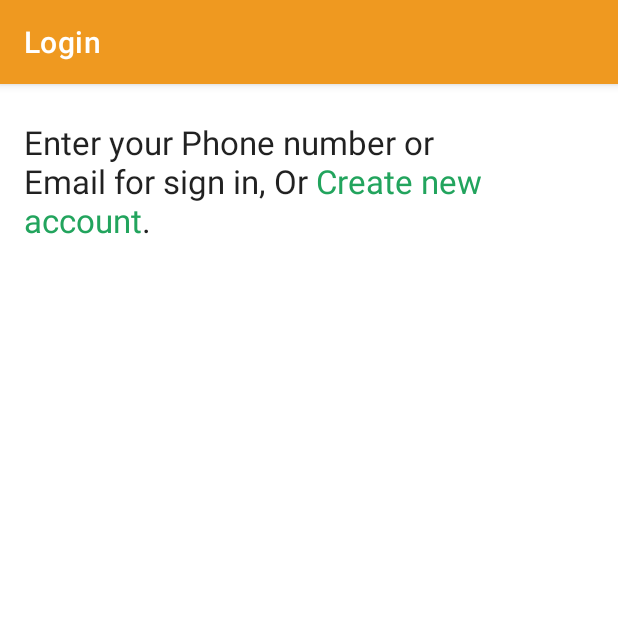
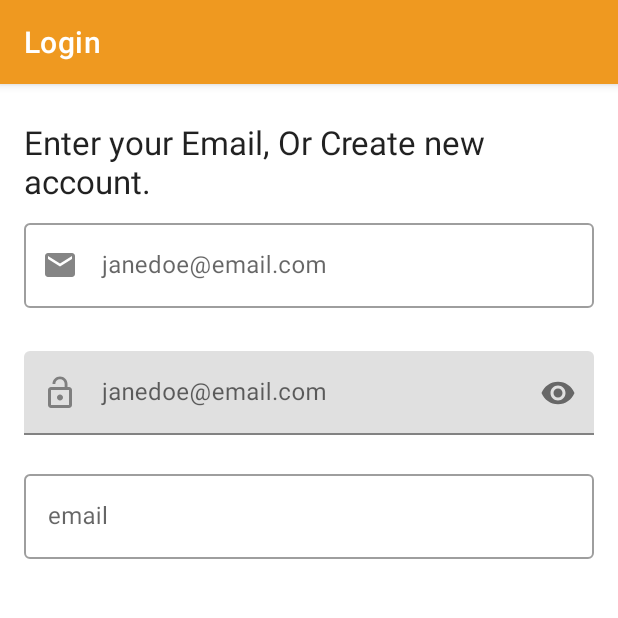
Before and after one commit to ma-za-kpe/FoodAway, an Android app: the StartActivity screen opened directly, with no data from a screen before it, after a tap on "login", on a phone screen of 412 x 824 dp, the top half of it. Run offline under Robolectric (Android 15) with nearby library versions, the phone set to English and light mode, and no system bars; our stand-ins replace navigation-ui; 1 statement that could not run was skipped.

Commit message:
update login page'

```diff
--- a/app/src/main/java/com/kpe/foodaway/ui/fragment/LoginFragment.kt
+++ b/app/src/main/java/com/kpe/foodaway/ui/fragment/LoginFragment.kt
@@ -8,19 +8,11 @@ import androidx.fragment.app.Fragment
 import android.view.LayoutInflater
 import android.view.View
 import android.view.ViewGroup
+import androidx.navigation.fragment.findNavController
 import com.kpe.foodaway.R
 import kotlinx.android.synthetic.main.fragment_login.*
+import kotlinx.android.synthetic.main.main_fragment.*
 
-// TODO: Rename parameter arguments, choose names that match
-// the fragment initialization parameters, e.g. ARG_ITEM_NUMBER
-private const val ARG_PARAM1 = "param1"
-private const val ARG_PARAM2 = "param2"
-
-/**
- * A simple [Fragment] subclass.
- * Use the [LoginFragment.newInstance] factory method to
- * create an instance of this fragment.
- */
 class LoginFragment : Fragment() {
 
 
@@ -46,6 +38,11 @@ class LoginFragment : Fragment() {
             Spannable.SPAN_EXCLUSIVE_EXCLUSIVE
         )
         login_texts.text = spannableO
+
+        //go to signup
+        login_texts.setOnClickListener {
+            findNavController().navigate(R.id.action_loginFragment_to_signUpFragment)
+        }
     }
     companion object {
         /**
@@ -61,8 +58,7 @@ class LoginFragment : Fragment() {
         fun newInstance(param1: String, param2: String) =
             LoginFragment().apply {
                 arguments = Bundle().apply {
-                    putString(ARG_PARAM1, param1)
-                    putString(ARG_PARAM2, param2)
+
                 }
             }
     }
--- a/app/src/main/java/com/kpe/foodaway/ui/fragment/SignUpFragment.kt
+++ b/app/src/main/java/com/kpe/foodaway/ui/fragment/SignUpFragment.kt
@@ -5,30 +5,12 @@ import androidx.fragment.app.Fragment
 import android.view.LayoutInflater
 import android.view.View
 import android.view.ViewGroup
+import androidx.navigation.fragment.findNavController
 import com.kpe.foodaway.R
+import kotlinx.android.synthetic.main.main_fragment.*
 
-// TODO: Rename parameter arguments, choose names that match
-// the fragment initialization parameters, e.g. ARG_ITEM_NUMBER
-private const val ARG_PARAM1 = "param1"
-private const val ARG_PARAM2 = "param2"
 
-/**
- * A simple [Fragment] subclass.
- * Use the [SignUpFragment.newInstance] factory method to
- * create an instance of this fragment.
- */
 class SignUpFragment : Fragment() {
-    // TODO: Rename and change types of parameters
-    private var param1: String? = null
-    private var param2: String? = null
-
-    override fun onCreate(savedInstanceState: Bundle?) {
-        super.onCreate(savedInstanceState)
-        arguments?.let {
-            param1 = it.getString(ARG_PARAM1)
-            param2 = it.getString(ARG_PARAM2)
-        }
-    }
 
     override fun onCreateView(
         inflater: LayoutInflater, container: ViewGroup?,
@@ -36,6 +18,14 @@ class SignUpFragment : Fragment() {
     ): View? {
         // Inflate the layout for this fragment
         return inflater.inflate(R.layout.fragment_sign_up, container, false)
+    }
+
+    override fun onActivityCreated(savedInstanceState: Bundle?) {
+        super.onActivityCreated(savedInstanceState)
+
+//        login.setOnClickListener {
+//            findNavController().navigate(R.id.action_startFragment_to_loginFragment)
+//        }
     }
 
     companion object {
@@ -52,8 +42,7 @@ class SignUpFragment : Fragment() {
         fun newInstance(param1: String, param2: String) =
             SignUpFragment().apply {
                 arguments = Bundle().apply {
-                    putString(ARG_PARAM1, param1)
-                    putString(ARG_PARAM2, param2)
+
                 }
             }
     }
--- a/app/src/main/java/com/kpe/foodaway/ui/fragment/StartFragment.kt
+++ b/app/src/main/java/com/kpe/foodaway/ui/fragment/StartFragment.kt
@@ -33,7 +33,7 @@ class StartFragment : Fragment() {
     override fun onActivityCreated(savedInstanceState: Bundle?) {
         super.onActivityCreated(savedInstanceState)
         viewModel = ViewModelProvider(this).get(MainViewModel::class.java)
-        // TODO: Use the ViewModel
+        // TODO: Use the Vie wModel
 
         login.setOnClickListener {
             findNavController().navigate(R.id.action_startFragment_to_loginFragment)
--- /dev/null
+++ b/app/src/main/res/drawable-anydpi/ic_email.xml
@@ -0,0 +1,11 @@
+<vector xmlns:android="http://schemas.android.com/apk/res/android"
+    android:width="24dp"
+    android:height="24dp"
+    android:viewportWidth="24"
+    android:viewportHeight="24"
+    android:tint="#22A45D"
+    android:alpha="0.8">
+  <path
+      android:fillColor="@android:color/white"
+      android:pathData="M20,4L4,4c-1.1,0 -1.99,0.9 -1.99,2L2,18c0,1.1 0.9,2 2,2h16c1.1,0 2,-0.9 2,-2L22,6c0,-1.1 -0.9,-2 -2,-2zM20,8l-8,5 -8,-5L4,6l8,5 8,-5v2z"/>
+</vector>
--- /dev/null
+++ b/app/src/main/res/drawable-anydpi/ic_password.xml
@@ -0,0 +1,11 @@
+<vector xmlns:android="http://schemas.android.com/apk/res/android"
+    android:width="24dp"
+    android:height="24dp"
+    android:viewportWidth="24"
+    android:viewportHeight="24"
+    android:tint="#22A45D"
+    android:alpha="0.8">
+  <path
+      android:fillColor="@android:color/white"
+      android:pathData="M12,17c1.1,0 2,-0.9 2,-2s-0.9,-2 -2,-2 -2,0.9 -2,2 0.9,2 2,2zM18,8h-1L17,6c0,-2.76 -2.24,-5 -5,-5S7,3.24 7,6h1.9c0,-1.71 1.39,-3.1 3.1,-3.1 1.71,0 3.1,1.39 3.1,3.1v2L6,8c-1.1,0 -2,0.9 -2,2v10c0,1.1 0.9,2 2,2h12c1.1,0 2,-0.9 2,-2L20,10c0,-1.1 -0.9,-2 -2,-2zM18,20L6,20L6,10h12v10z"/>
+</vector>
--- a/app/src/main/res/layout/fragment_login.xml
+++ b/app/src/main/res/layout/fragment_login.xml
@@ -46,4 +46,62 @@
         app:layout_constraintStart_toStartOf="@+id/guideline5"
         app:layout_constraintTop_toTopOf="@+id/guideline7"
         tools:text="Enter your Phone number or Email for sign in, Or " />
+
+    <com.google.android.material.textfield.TextInputLayout
+        style="@style/Widget.MaterialComponents.TextInputLayout.OutlinedBox"
+        android:id="@+id/email_address"
+        android:layout_width="0dp"
+        android:layout_height="wrap_content"
+        android:layout_marginTop="8dp"
+        android:hint="@string/janedoe_email_com"
+        app:layout_constraintEnd_toStartOf="@+id/guideline6"
+        app:layout_constraintStart_toStartOf="@+id/guideline5"
+        app:layout_constraintTop_toBottomOf="@+id/login_texts"
+        app:endIconMode="clear_text"
+        app:errorEnabled="true"
+        app:startIconDrawable="@drawable/ic_email">
+
+        <com.google.android.material.textfield.TextInputEditText
+            android:layout_width="match_parent"
+            android:layout_height="wrap_content"
+            android:inputType="textEmailAddress" />
+
+    </com.google.android.material.textfield.TextInputLayout>
+
+    <com.google.android.material.textfield.TextInputLayout
+        android:id="@+id/password_toggle"
+        android:layout_width="0dp"
+        android:layout_height="wrap_content"
+        android:layout_marginTop="8dp"
+        app:errorEnabled="true"
+        android:hint="@string/janedoe_email_com"
+        app:endIconMode="password_toggle"
+        app:layout_constraintEnd_toStartOf="@+id/guideline6"
+        app:layout_constraintStart_toStartOf="@+id/guideline5"
+        app:layout_constraintTop_toBottomOf="@+id/email_address"
+        app:startIconDrawable="@drawable/ic_password">
+
+        <com.google.android.material.textfield.TextInputEditText
+            android:layout_width="match_parent"
+            android:layout_height="wrap_content"
+            android:inputType="textPassword" />
+
+    </com.google.android.material.textfield.TextInputLayout>
+
+    <com.google.android.material.textfield.TextInputLayout
+        android:id="@+id/outlinedTextField"
+        style="@style/Widget.MaterialComponents.TextInputLayout.OutlinedBox"
+        android:layout_width="0dp"
+        android:layout_height="wrap_content"
+        android:hint="email"
+        app:layout_constraintEnd_toStartOf="@+id/guideline6"
+        app:layout_constraintStart_toStartOf="@+id/guideline5"
+        app:layout_constraintTop_toBottomOf="@+id/password_toggle">
+
+        <com.google.android.material.textfield.TextInputEditText
+            android:layout_width="match_parent"
+            android:layout_height="wrap_content" />
+
+    </com.google.android.material.textfield.TextInputLayout>
+
 </androidx.constraintlayout.widget.ConstraintLayout>
--- a/app/src/main/res/navigation/mobile_navigation.xml
+++ b/app/src/main/res/navigation/mobile_navigation.xml
@@ -21,10 +21,18 @@
         android:id="@+id/loginFragment"
         android:name="com.kpe.foodaway.ui.fragment.LoginFragment"
         android:label="Login"
-        tools:layout="@layout/fragment_login" />
+        tools:layout="@layout/fragment_login" >
+        <action
+            android:id="@+id/action_loginFragment_to_signUpFragment"
+            app:destination="@id/signUpFragment" />
+    </fragment>
     <fragment
         android:id="@+id/signUpFragment"
         android:name="com.kpe.foodaway.ui.fragment.SignUpFragment"
         android:label="Sign Up"
-        tools:layout="@layout/fragment_sign_up" />
+        tools:layout="@layout/fragment_sign_up" >
+        <action
+            android:id="@+id/action_signUpFragment_to_loginFragment"
+            app:destination="@id/loginFragment" />
+    </fragment>
 </navigation>
--- a/app/src/main/res/values/strings.xml
+++ b/app/src/main/res/values/strings.xml
@@ -7,5 +7,6 @@
     <string name="login">login</string>
     <string name="lets_get_you_started">Lets Get You Started</string>
     <string name="image_of_food">image of food</string>
-    <string name="login_text">Enter your Phone number or \nEmail for sign in, Or Create new account.</string>
+    <string name="login_text">Enter your Email, Or Create new account.</string>
+    <string name="janedoe_email_com">janedoe@email.com</string>
 </resources>
```
Also changed, not shown: app/src/main/res/drawable-hdpi/ic_email.png (added), app/src/main/res/drawable-hdpi/ic_password.png (added), app/src/main/res/drawable-mdpi/ic_email.png (added), app/src/main/res/drawable-mdpi/ic_password.png (added), app/src/main/res/drawable-xhdpi/ic_email.png (added), app/src/main/res/drawable-xhdpi/ic_password.png (added), app/src/main/res/drawable-xxhdpi/ic_email.png (added), app/src/main/res/drawable-xxhdpi/ic_password.png (added).
